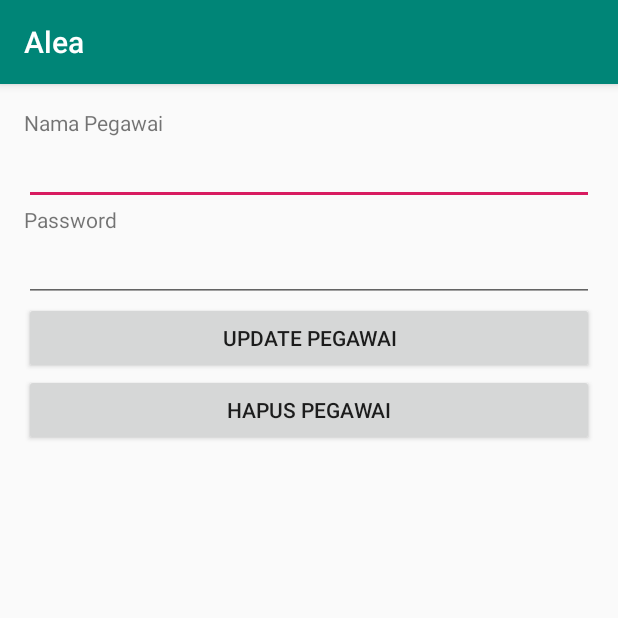
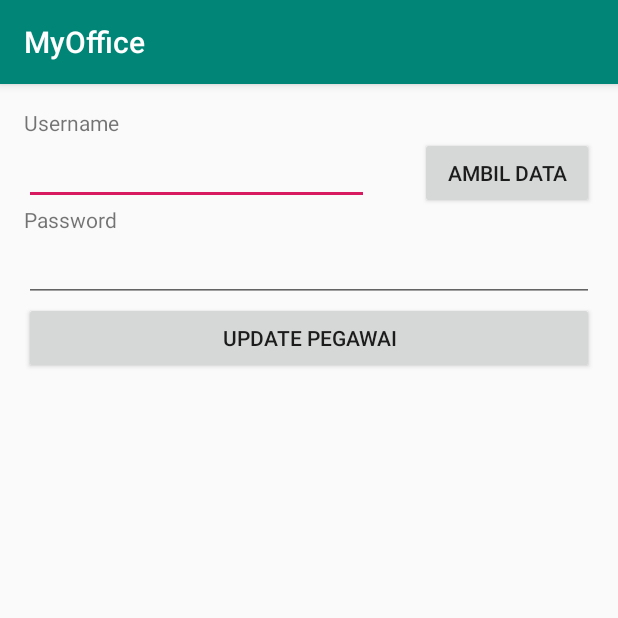
Before and after one commit to aldyarief/Alea, an Android app: the EditUser screen opened directly, with no data from a screen before it, on a phone screen of 412 x 824 dp, the top half of it. Run offline under Robolectric (Android 15) with nearby library versions, the phone set to English and light mode, and no system bars; our stand-ins replace Volley.

Commit message:
Edit + Icon

```diff
--- a/app/src/main/AndroidManifest.xml
+++ b/app/src/main/AndroidManifest.xml
@@ -6,8 +6,8 @@
 
     <application
         android:allowBackup="true"
-        android:icon="@mipmap/ic_launcher"
-        android:label="@string/app_name"
+        android:icon="@mipmap/ic_gudang"
+        android:label="MyOffice"
         android:roundIcon="@mipmap/ic_launcher_round"
         android:supportsRtl="true"
         android:theme="@style/AppTheme">
--- a/app/src/main/java/com/example/alea/EditUser.java
+++ b/app/src/main/java/com/example/alea/EditUser.java
@@ -38,9 +38,9 @@ public class EditUser extends AppCompatActivity {
     private EditText editTextName;
     private EditText editTextPass;
     private Button buttonUpdate;
-    private Button buttonDelete;
+    private Button buttonData;
 
-    String server_url,nama,passe;
+    String server_url, nama, passe;
     ProgressDialog pd;
 
 
@@ -52,31 +52,50 @@ public class EditUser extends AppCompatActivity {
         editTextName = (EditText) findViewById(R.id.editTextName);
         editTextPass = (EditText) findViewById(R.id.editTextPass);
         buttonUpdate = (Button) findViewById(R.id.buttonUpdate);
-        buttonDelete = (Button) findViewById(R.id.buttonDelete);
+        buttonData = (Button) findViewById(R.id.buttonData);
         server_url = "https://aldry.000webhostapp.com/showuser.php";
         pd = new ProgressDialog(this);
-        nama="aldry";
-        getEmployee(nama);
+
+        buttonData.setOnClickListener(new View.OnClickListener() {
+            @Override
+            public void onClick(View v) {
+                String name = editTextName.getText().toString().trim();
+
+                if (!name.isEmpty()) {
+                    AmbilData(name);
+                } else if (name.isEmpty()) {
+                    editTextName.setError("username tidak boleh kosong");
+                    editTextName.requestFocus();
+                }
+
+            }
+        });
     }
-
-    private void getEmployee(final String nama) {
+    private void AmbilData(final String name) {
         final RequestQueue requestQueue = Volley.newRequestQueue(EditUser.this);
 
         pd.setCancelable(false);
         pd.setMessage("Harap Menunggu...");
         showDialog();
 
-
-
-        StringRequest stringRequest = new StringRequest(Request.Method.GET, server_url,
+        StringRequest stringRequest = new StringRequest(Request.Method.POST, server_url,
                 new Response.Listener<String>() {
                     @Override
                     public void onResponse(String response) {
                         Log.d("response", response.toString());
                         hideDialog();
+
                         try {
-                            JSONObject json = jsonParser.getJSONFromUrl(server_url, null);
-                            editTextName.setText(jsonPost.getString("user_name"));
+                            JSONObject jObject = new JSONObject(response);
+                            String hasil = jObject.getString("result");
+                            String pass = jObject.getString("pass");
+                            if (hasil.equalsIgnoreCase("true")) {
+                                editTextPass.setText(pass);
+                                requestQueue.stop();
+                            } else {
+                                Toast.makeText(EditUser.this, "Data Kosong", Toast.LENGTH_SHORT).show();
+                                requestQueue.stop();
+                            }
                         } catch (JSONException e) {
                             e.printStackTrace();
                             Toast.makeText(EditUser.this, "Error JSON", Toast.LENGTH_SHORT).show();
@@ -92,7 +111,7 @@ public class EditUser extends AppCompatActivity {
             @Override
             protected Map<String, String> getParams() throws AuthFailureError {
                 Map<String, String> param = new HashMap<String, String>();
-                param.put("user_name", nama);
+                param.put("name", name);
                 return param;
             }
         };
@@ -113,4 +132,8 @@ public class EditUser extends AppCompatActivity {
     }
 
 
+
+
+
+
 }
--- a/app/src/main/res/layout/activity_edit_user.xml
+++ b/app/src/main/res/layout/activity_edit_user.xml
@@ -1,4 +1,4 @@
-<LinearLayout xmlns:android="http://schemas.android.com/apk/res/android"
+<RelativeLayout xmlns:android="http://schemas.android.com/apk/res/android"
     xmlns:tools="http://schemas.android.com/tools" android:layout_width="match_parent"
     android:orientation="vertical"
     android:layout_height="match_parent" android:paddingLeft="16dp"
@@ -9,33 +9,43 @@
     <TextView
         android:layout_width="wrap_content"
         android:layout_height="wrap_content"
-        android:text="Nama Pegawai" />
+        android:text="Username"
+        android:id="@+id/textName"/>
+
+    <EditText
+        android:layout_width="230dp"
+        android:layout_height="wrap_content"
+        android:id="@+id/editTextName"
+        android:layout_below="@id/textName"/>
+
+    <Button
+        android:id="@+id/buttonData"
+        android:layout_width="116dp"
+        android:layout_height="wrap_content"
+        android:layout_alignRight="@+id/editTextName"
+        android:layout_alignParentRight="true"
+        android:layout_marginRight="0dp"
+        android:text="Ambil Data"
+        android:layout_below="@id/textName"/>
+
+    <TextView
+        android:id="@+id/textPass"
+        android:layout_width="wrap_content"
+        android:layout_height="wrap_content"
+        android:text="Password"
+        android:layout_below="@id/editTextName"/>
 
     <EditText
         android:layout_width="match_parent"
         android:layout_height="wrap_content"
-        android:id="@+id/editTextName" />
-
-    <TextView
-        android:layout_width="wrap_content"
-        android:layout_height="wrap_content"
-        android:text="Password" />
-
-    <EditText
-        android:layout_width="match_parent"
-        android:layout_height="wrap_content"
-        android:id="@+id/editTextPass" />
+        android:id="@+id/editTextPass"
+        android:layout_below="@id/textPass"/>
 
     <Button
         android:layout_width="match_parent"
         android:layout_height="wrap_content"
         android:text="Update Pegawai"
-        android:id="@+id/buttonUpdate" />
+        android:id="@+id/buttonUpdate"
+        android:layout_below="@id/editTextPass"/>
 
-    <Button
-        android:layout_width="match_parent"
-        android:layout_height="wrap_content"
-        android:text="Hapus Pegawai"
-        android:id="@+id/buttonDelete" />
-
-</LinearLayout>
+</RelativeLayout>
```
Also changed, not shown: app/src/main/ic_gudang-web.png (added), app/src/main/res/mipmap-hdpi/ic_gudang.png (added), app/src/main/res/mipmap-mdpi/ic_gudang.png (added), app/src/main/res/mipmap-xhdpi/ic_gudang.png (added), app/src/main/res/mipmap-xxhdpi/ic_gudang.png (added), app/src/main/res/mipmap-xxxhdpi/ic_gudang.png (added).
